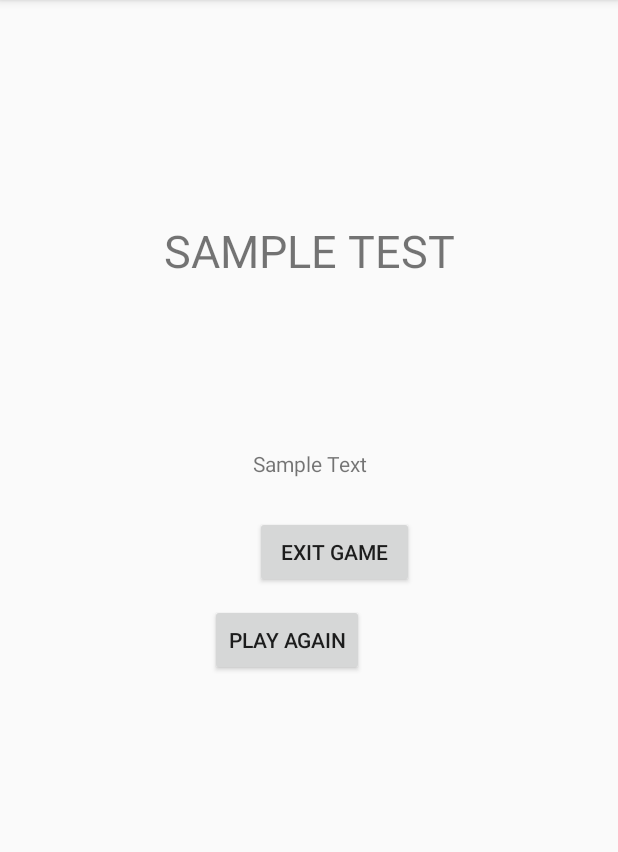
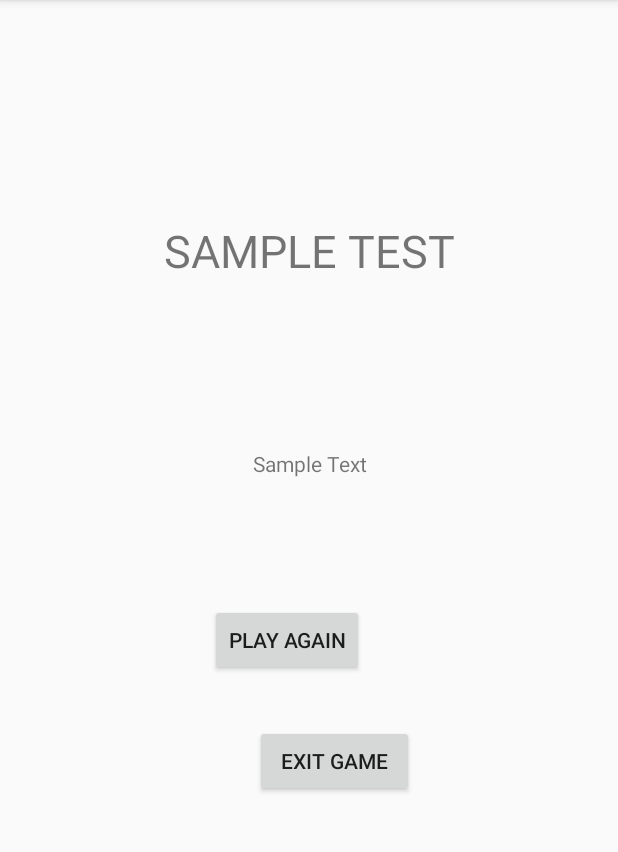
Before and after one commit to aymehai/RockPaperScissorsShoot, an Android app: the UserResult screen opened directly, with no data from a screen before it, on a phone screen of 412 x 824 dp, the part 84-936 px from its top. Run offline under Robolectric (Android 15) with nearby library versions, the light colour scheme and no system bars; 4 statements that could not run were skipped.

Commit message:
Slightly fix the UI bug on the results page

```diff
--- a/app/src/main/res/layout/results_activity.xml
+++ b/app/src/main/res/layout/results_activity.xml
@@ -53,5 +53,5 @@
         app:layout_constraintBottom_toBottomOf="parent"
         app:layout_constraintEnd_toEndOf="parent"
         app:layout_constraintTop_toTopOf="parent"
-        app:layout_constraintVertical_bias="0.0" />
+        app:layout_constraintVertical_bias="0.378" />
 </android.support.constraint.ConstraintLayout>
```
